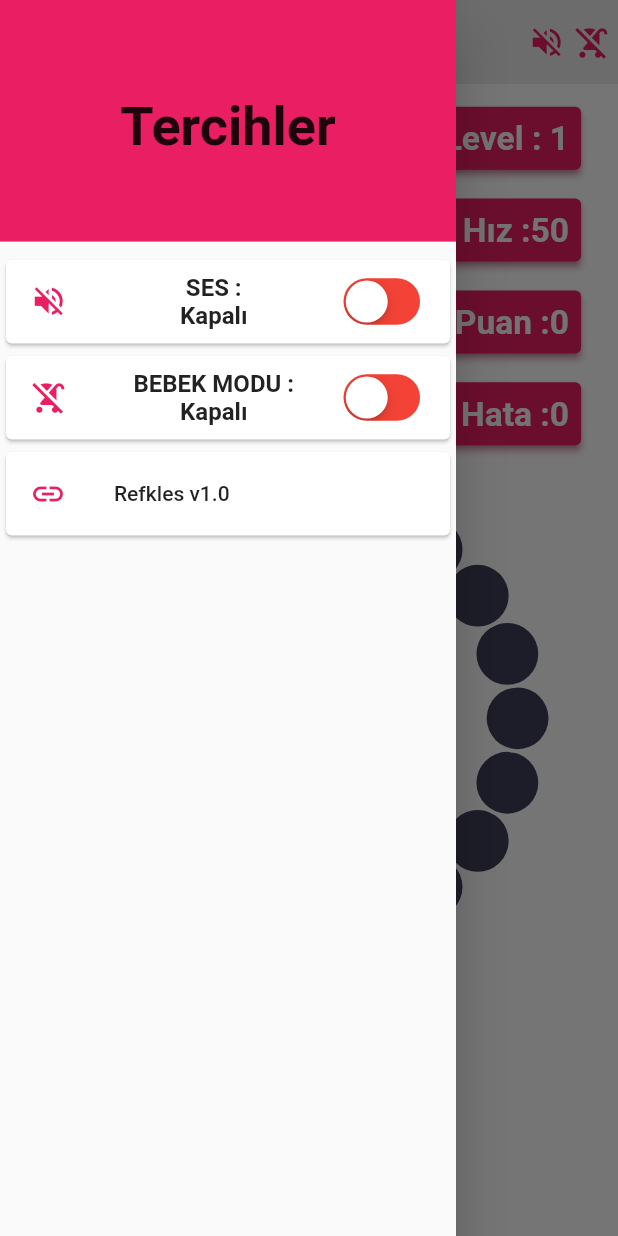
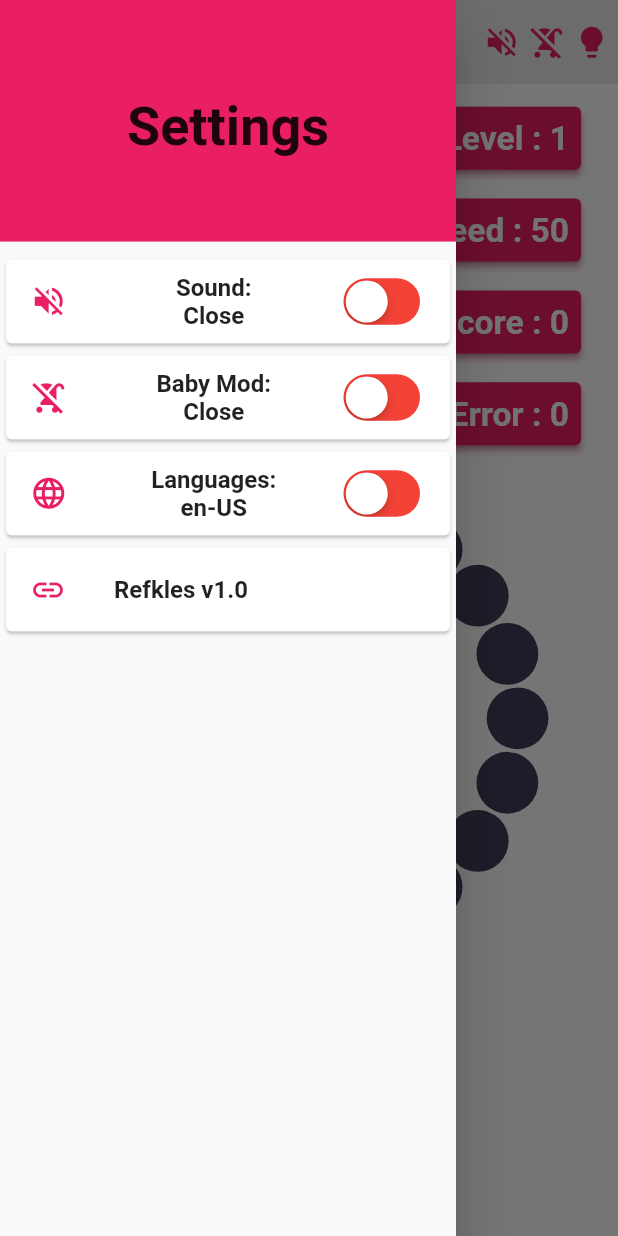
Before and after one commit to byyasar/ledoyun2, a Flutter app: the screen it shows after launch, with the side drawer open, on a phone screen of 412 x 824 dp. Run offline on Flutter 3.47's test engine with Material 2 defaults, Android fonts, the phone set to English and light mode, and no system bars; our stand-ins replace audioplayers, get.

Commit message:
ingilizce dil desteği eklendi

```diff
--- a/lib/controllers/game_controller.dart
+++ b/lib/controllers/game_controller.dart
@@ -32,6 +32,22 @@ class GameController extends GetxController {
   void bebekmodAcKapat() {
     _bebekmod.value = !_bebekmod.value;
     print('bebekmod : $bebekmod');
+  }
+
+  RxBool _darkmod = false.obs;
+  bool get darkmod => _darkmod.value;
+  set darkmod(bool value) => _darkmod.value = value;
+  void darkmodAcKapat() {
+    _darkmod.value = !_darkmod.value;
+    print('darkmod : $darkmod');
+  }
+
+  RxBool _language = false.obs;
+  bool get language => _language.value;
+  set language(bool value) => _language.value = value;
+  void languageDegistir() {
+    _language.value = !_language.value;
+    print('language : $language');
   }
 
   RxInt _hizZaman = 500.obs;
@@ -121,20 +137,22 @@ class GameController extends GetxController {
     Get.defaultDialog(
       //backgroundColor: ColorConstants.instance.bgColor,
       title: _hata.value == 0
-          ? 'MÜKEMMEL'
+          ? 'perfect'.tr
           : _hata.value == 1
-              ? 'SüPER'
+              ? 'super'.tr
               : _hata.value == 2
-                  ? 'BRAVO'
-                  : ' OYUN BİTTİ !!! \nPuanınız : $puan',
+                  ? 'good'.tr
+                  : 'gameover'.tr + ' !!! \n' + 'score'.tr + ' : $puan',
       content: _hata.value == 0
           ? Row(mainAxisAlignment: MainAxisAlignment.center, children: [
               Cell(
                   currentCellMode:
                       winner == 1 ? cellMode.YELLOW : cellMode.RED),
+                      SizedBox(width:2),
               Cell(
                   currentCellMode:
                       winner == 1 ? cellMode.YELLOW : cellMode.RED),
+                       SizedBox(width:2),
               Cell(
                   currentCellMode:
                       winner == 1 ? cellMode.YELLOW : cellMode.RED),
@@ -144,6 +162,7 @@ class GameController extends GetxController {
                   Cell(
                       currentCellMode:
                           winner == 1 ? cellMode.YELLOW : cellMode.RED),
+                           SizedBox(width:2),
                   Cell(
                       currentCellMode:
                           winner == 1 ? cellMode.YELLOW : cellMode.RED)
@@ -178,7 +197,7 @@ class GameController extends GetxController {
     board[0][targetIndex] = 2;
     if (_index != targetIndex) board[0][_index] = 1;
     update();
-    if(_ses.value == true)player.play('sesler/tick.wav');
+    if (_ses.value == true) player.play('sesler/tick.wav');
   }
 
   void durumKontrol() {
@@ -192,7 +211,7 @@ class GameController extends GetxController {
       _gameBoard();
       if (_hata.value == 3) {
         winner = 0;
-       if(_ses.value == true)player.play('sesler/error.mp3');
+        if (_ses.value == true) player.play('sesler/error.mp3');
         declareWinner();
       }
     }
--- /dev/null
+++ b/lib/core/constant/ceviri.dart
@@ -0,0 +1,39 @@
+import 'package:get/get.dart';
+
+class Messages extends Translations {
+  @override
+  Map<String, Map<String, String>> get keys => {
+        'en_US': {
+          'score': 'Score',
+          'level': 'Level',
+          'error': 'Error',
+          'speed': 'Speed',
+          'soundmode': 'Sound',
+          'babymode': 'Baby Mod',
+          'open': 'Open',
+          'close': 'Close',
+          'settings': 'Settings',
+          'languages': 'Languages',
+          'super': 'Super',
+          'good': 'Good',
+          'perfect': 'Perfect',
+          'gameover': ' Game Over',
+        },
+        'tr_TR': {
+          'score': 'Puan',
+          'level': 'Seviye',
+          'error': 'Hata',
+          'speed': 'Hız',
+          'soundmode': 'Ses',
+          'babymode': 'Bebek Modu',
+          'open': 'Açık',
+          'close': 'Kapalı',
+          'settings': 'Ayarlar',
+          'languages': 'Diller',
+          'super': 'Süper',
+          'good': 'İyi',
+          'perfect': 'Mükemmel',
+          'gameover': ' Oyun Bitti',
+        }
+      };
+}
--- a/lib/game_screen/game_screen.dart
+++ b/lib/game_screen/game_screen.dart
@@ -59,6 +59,26 @@ class GameScreen extends StatelessWidget {
               onTap: () => gameController.bebekmodAcKapat(),
             )),
       ),
+      Padding(
+        padding: EdgeInsets.only(right: 5.0),
+        child: Obx(() => GestureDetector(
+              child: Icon(
+                gameController.darkmod == false
+                    ? Icons.lightbulb
+                    : Icons.lightbulb_outlined,
+                color: myTheme.accentColor,
+                size: 25.0,
+              ),
+              onTap: themaDegistir,
+            )),
+      ),
     ];
   }
+
+  void themaDegistir() {
+    gameController.darkmodAcKapat();
+    Get.isDarkMode == false
+        ? Get.changeTheme(ThemeData.dark())
+        : Get.changeTheme(ThemeData.light());
+  }
 }
--- a/lib/game_screen/widgets/drawer.dart
+++ b/lib/game_screen/widgets/drawer.dart
@@ -18,7 +18,7 @@ class MyDrawer extends StatelessWidget {
           DrawerHeader(
             child: Center(
               child: Text(
-                'Tercihler',
+                'settings'.tr,
                 style: TextStyle(fontSize: 36, fontWeight: FontWeight.bold),
               ),
             ),
@@ -39,8 +39,11 @@ class MyDrawer extends StatelessWidget {
                     children: [
                       Spacer(),
                       Text(
-                        'SES :\n' +
-                            (gameController.ses == true ? "Açık" : "Kapalı"),
+                        'soundmode'.tr +
+                            ':\n' +
+                            (gameController.ses == true
+                                ? "open".tr
+                                : "close".tr),
                         style: context.textThema.subtitle1
                             .copyWith(fontWeight: FontWeight.bold),
                         textAlign: TextAlign.center,
@@ -73,10 +76,11 @@ class MyDrawer extends StatelessWidget {
                     children: [
                       Spacer(),
                       Text(
-                        'BEBEK MODU :\n' +
+                        'babymode'.tr +
+                            ':\n' +
                             (gameController.bebekmod == true
-                                ? "Açık"
-                                : "Kapalı"),
+                                ? "open".tr
+                                : "close".tr),
                         style: context.textThema.subtitle1
                             .copyWith(fontWeight: FontWeight.bold),
                         textAlign: TextAlign.center,
@@ -96,17 +100,66 @@ class MyDrawer extends StatelessWidget {
                   ),
                 ),
               )),
+          buildBuildLangCard(context),
           Card(
             child: ListTile(
               leading: Icon(
                 Icons.link,
                 color: myTheme.accentColor,
               ),
-              title: Text('Refkles v1.0'),
+              title: Text(
+                'Refkles v1.0',
+                style: context.textThema.subtitle1
+                    .copyWith(fontWeight: FontWeight.bold),
+              ),
             ),
           ),
         ],
       ),
     );
   }
+
+  buildBuildLangCard(BuildContext context) {
+    final GameController gameController = Get.find<GameController>();
+    return Obx(() => Card(
+          child: ListTile(
+            leading: Icon(
+              gameController.language == true ? Icons.language : Icons.language,
+              color: myTheme.accentColor,
+              size: 25.0,
+            ),
+            title: Row(
+              children: [
+                Spacer(),
+                Text(
+                  'languages'.tr +
+                      ':\n' +
+                      (gameController.language == false
+                          ? Get.deviceLocale.toLanguageTag()
+                          : "en-US"),
+                  style: context.textThema.subtitle1
+                      .copyWith(fontWeight: FontWeight.bold),
+                  textAlign: TextAlign.center,
+                ),
+                Spacer()
+              ],
+            ),
+            trailing: MergeSemantics(
+              child: CupertinoSwitch(
+                activeColor: Colors.green,
+                trackColor: Colors.red,
+                value: gameController.language,
+                onChanged: (bool value) {
+                  gameController.languageDegistir();
+                  var locale;
+                  gameController.language == false
+                      ? locale = Locale('tr', 'TR')
+                      : locale = Locale('en', 'US');
+                  Get.updateLocale(locale);
+                },
+              ),
+            ),
+          ),
+        ));
+  }
 }
--- a/lib/game_screen/widgets/skorboard.dart
+++ b/lib/game_screen/widgets/skorboard.dart
@@ -34,10 +34,20 @@ class Skorboard extends StatelessWidget {
       elevation: 2.0,
       child: Padding(
         padding: const EdgeInsets.all(8.0),
-        child: Text('Level : ${gameController.level}',
+        child: Row(
+          mainAxisSize: MainAxisSize.min,
+          children: [
+            Icon(
+              Icons.time_to_leave_outlined,
+              color: myTheme.canvasColor,
+            ),
+            SizedBox(width: 5),
+            Text('level'.tr + ' : ${gameController.level}',
                 style: context.textThema.subtitle1.copyWith(
                     color: myTheme.canvasColor, fontWeight: FontWeight.bold),
                 textScaleFactor: 1.4),
+          ],
+        ),
       ),
     );
   }
@@ -50,10 +60,20 @@ class Skorboard extends StatelessWidget {
       elevation: 2.0,
       child: Padding(
         padding: const EdgeInsets.all(8.0),
-        child: Text('Hız :${gameController.hiz}',
+        child: Row(
+          mainAxisSize: MainAxisSize.min,
+          children: [
+            Icon(
+              Icons.speed,
+              color: myTheme.canvasColor,
+            ),
+            SizedBox(width: 5),
+            Text('speed'.tr + ' : ${gameController.hiz}',
                 style: context.textThema.subtitle1.copyWith(
                     color: myTheme.canvasColor, fontWeight: FontWeight.bold),
                 textScaleFactor: 1.4),
+          ],
+        ),
       ),
     );
   }
@@ -67,10 +87,20 @@ puanBuild(BuildContext context) {
     elevation: 2.0,
     child: Padding(
       padding: const EdgeInsets.all(8.0),
-      child: Text('Puan :${gameController.puan}',
+      child: Row(
+        mainAxisSize: MainAxisSize.min,
+        children: [
+          Icon(
+            Icons.score,
+            color: myTheme.canvasColor,
+          ),
+          SizedBox(width: 5),
+          Text('score'.tr + ' : ${gameController.puan}',
               style: context.textThema.subtitle1.copyWith(
                   color: myTheme.canvasColor, fontWeight: FontWeight.bold),
               textScaleFactor: 1.4),
+        ],
+      ),
     ),
   );
 }
@@ -83,10 +113,20 @@ hataBuild(BuildContext context) {
     elevation: 2.0,
     child: Padding(
       padding: const EdgeInsets.all(8.0),
-      child: Text('Hata :${gameController.hata}',
+      child: Row(
+        mainAxisSize: MainAxisSize.min,
+        children: [
+          Icon(
+            Icons.error,
+            color: myTheme.canvasColor,
+          ),
+          SizedBox(width: 5),
+          Text('error'.tr + ' : ${gameController.hata}',
               style: context.textThema.subtitle1.copyWith(
                   color: myTheme.canvasColor, fontWeight: FontWeight.bold),
               textScaleFactor: 1.4),
+        ],
+      ),
     ),
   );
 }
--- a/lib/main.dart
+++ b/lib/main.dart
@@ -1,6 +1,7 @@
 import 'package:flutter/material.dart';
 import 'package:get/get.dart';
 import 'package:ledoyun2/core/bindings/main_bindings.dart';
+import 'package:ledoyun2/core/constant/ceviri.dart';
 import 'package:ledoyun2/core/constant/theme.dart';
 import 'package:ledoyun2/game_screen/game_screen.dart';
 
@@ -12,11 +13,15 @@ class MyApp extends StatelessWidget {
   @override
   Widget build(BuildContext context) {
     return GetMaterialApp(
+      translations: Messages(), // your translations
+      locale: Get.deviceLocale, // translations will be displayed in that locale
+      fallbackLocale: Locale('en',
+          'UK'), // specify the fallback locale in case an invalid locale is selected.
 
       debugShowCheckedModeBanner: false,
       initialBinding: MainBindings(),
       title: 'JavaScript game',
-      theme:myTheme,
+      theme: myTheme,
       initialRoute: '/',
       getPages: [
         GetPage(name: '/', page: () => GameScreen()),
```
Lines whose indentation alone changed are shown as unchanged.
